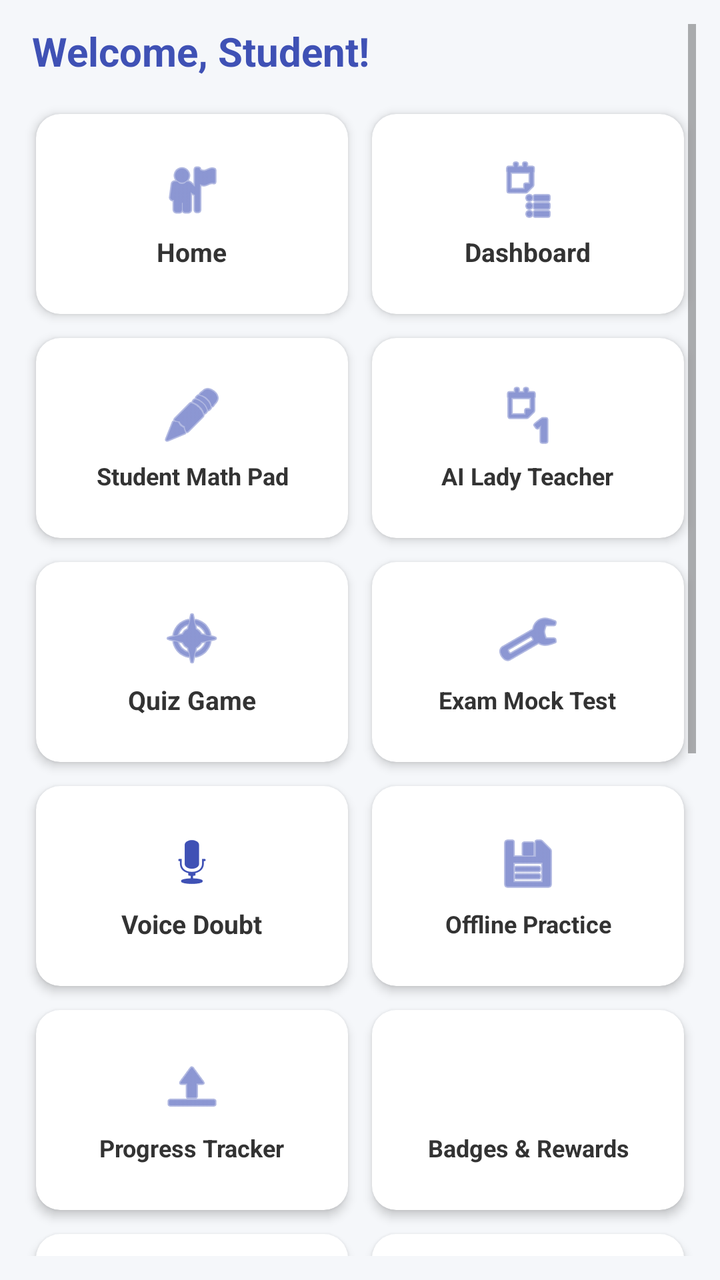
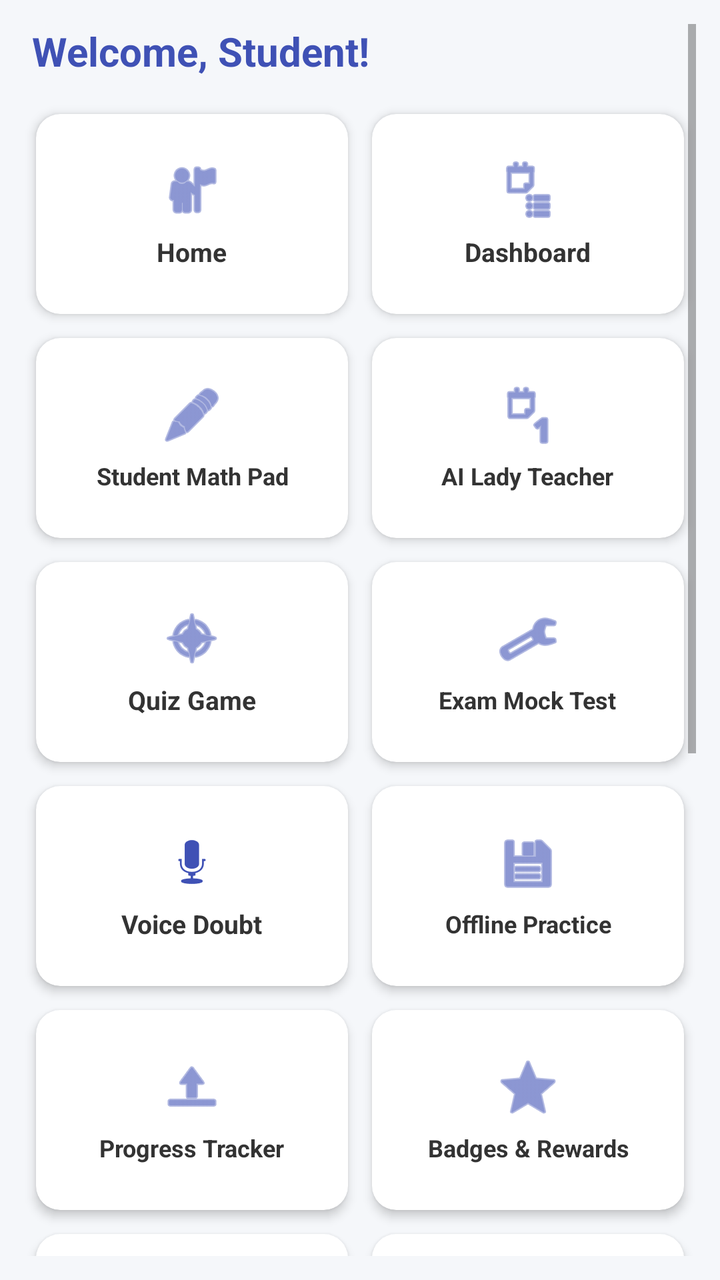

Compare the two renders of this Android layout. The source of the first and the diff that turns it into the second are given below.
<!-- AndroidManifest.xml: application theme Theme.AppCompat.Light.NoActionBar -->
<!-- res/layout/activity_main.xml -->
<?xml version="1.0" encoding="utf-8"?>
<ScrollView xmlns:android="http://schemas.android.com/apk/res/android"
    xmlns:app="http://schemas.android.com/apk/res-auto"
    android:layout_width="match_parent"
    android:layout_height="match_parent"
    android:padding="12dp"
    android:background="#F5F7FA">

    <LinearLayout
        android:layout_width="match_parent"
        android:layout_height="wrap_content"
        android:orientation="vertical">

        
        <TextView
            android:id="@+id/tvWelcome"
            android:layout_width="match_parent"
            android:layout_height="wrap_content"
            android:text="Welcome, Student!"
            android:textSize="20sp"
            android:textStyle="bold"
            android:textColor="#3F51B5"
            android:layout_marginBottom="12dp"
            android:paddingStart="4dp"/>

        
        <GridLayout
            android:layout_width="match_parent"
            android:layout_height="wrap_content"
            android:columnCount="2"
            android:alignmentMode="alignMargins"
            android:columnOrderPreserved="false">

            
            <androidx.cardview.widget.CardView
                android:id="@+id/btnHome"
                android:layout_width="0dp"
                android:layout_height="100dp"
                android:layout_columnWeight="1"
                android:layout_margin="6dp"
                android:clickable="true"
                android:focusable="true"
                android:foreground="?attr/selectableItemBackground"
                app:cardCornerRadius="12dp"
                app:cardElevation="3dp"
                app:cardBackgroundColor="#FFFFFF">
                <LinearLayout android:layout_width="match_parent" android:layout_height="match_parent" android:gravity="center" android:orientation="vertical" android:padding="8dp">
                    <ImageView android:layout_width="32dp" android:layout_height="32dp" android:src="@android:drawable/ic_menu_myplaces" app:tint="#3F51B5" />
                    <TextView android:layout_width="wrap_content" android:layout_height="wrap_content" android:layout_marginTop="6dp" android:text="Home" android:textStyle="bold" android:textColor="#333333" android:textSize="13sp"/>
                </LinearLayout>
            </androidx.cardview.widget.CardView>

            
            <androidx.cardview.widget.CardView
                android:id="@+id/btnDashboard"
                android:layout_width="0dp"
                android:layout_height="100dp"
                android:layout_columnWeight="1"
                android:layout_margin="6dp"
                android:clickable="true"
                android:focusable="true"
                android:foreground="?attr/selectableItemBackground"
                app:cardCornerRadius="12dp"
                app:cardElevation="3dp"
                app:cardBackgroundColor="#FFFFFF">
                <LinearLayout android:layout_width="match_parent" android:layout_height="match_parent" android:gravity="center" android:orientation="vertical" android:padding="8dp">
                    <ImageView android:layout_width="32dp" android:layout_height="32dp" android:src="@android:drawable/ic_menu_agenda" app:tint="#3F51B5" />
                    <TextView android:layout_width="wrap_content" android:layout_height="wrap_content" android:layout_marginTop="6dp" android:text="Dashboard" android:textStyle="bold" android:textColor="#333333" android:textSize="13sp"/>
                </LinearLayout>
            </androidx.cardview.widget.CardView>

            
            <androidx.cardview.widget.CardView
                android:id="@+id/btnMathPad"
                android:layout_width="0dp"
                android:layout_height="100dp"
                android:layout_columnWeight="1"
                android:layout_margin="6dp"
                android:clickable="true"
                android:focusable="true"
                android:foreground="?attr/selectableItemBackground"
                app:cardCornerRadius="12dp"
                app:cardElevation="3dp"
                app:cardBackgroundColor="#FFFFFF">
                <LinearLayout android:layout_width="match_parent" android:layout_height="match_parent" android:gravity="center" android:orientation="vertical" android:padding="8dp">
                    <ImageView android:layout_width="32dp" android:layout_height="32dp" android:src="@android:drawable/ic_menu_edit" app:tint="#3F51B5" />
                    <TextView android:layout_width="wrap_content" android:layout_height="wrap_content" android:layout_marginTop="6dp" android:text="Student Math Pad" android:textStyle="bold" android:textColor="#333333" android:textSize="12sp" android:gravity="center"/>
                </LinearLayout>
            </androidx.cardview.widget.CardView>

            
            <androidx.cardview.widget.CardView
                android:id="@+id/btnAiTeacher"
                android:layout_width="0dp"
                android:layout_height="100dp"
                android:layout_columnWeight="1"
                android:layout_margin="6dp"
                android:clickable="true"
                android:focusable="true"
                android:foreground="?attr/selectableItemBackground"
                app:cardCornerRadius="12dp"
                app:cardElevation="3dp"
                app:cardBackgroundColor="#FFFFFF">
                <LinearLayout android:layout_width="match_parent" android:layout_height="match_parent" android:gravity="center" android:orientation="vertical" android:padding="8dp">
                    <ImageView android:layout_width="32dp" android:layout_height="32dp" android:src="@android:drawable/ic_menu_day" app:tint="#3F51B5" />
                    <TextView android:layout_width="wrap_content" android:layout_height="wrap_content" android:layout_marginTop="6dp" android:text="AI Lady Teacher" android:textStyle="bold" android:textColor="#333333" android:textSize="12sp" android:gravity="center"/>
                </LinearLayout>
            </androidx.cardview.widget.CardView>

            
            <androidx.cardview.widget.CardView
                android:id="@+id/btnQuiz"
                android:layout_width="0dp"
                android:layout_height="100dp"
                android:layout_columnWeight="1"
                android:layout_margin="6dp"
                android:clickable="true"
                android:focusable="true"
                android:foreground="?attr/selectableItemBackground"
                app:cardCornerRadius="12dp"
                app:cardElevation="3dp"
                app:cardBackgroundColor="#FFFFFF">
                <LinearLayout android:layout_width="match_parent" android:layout_height="match_parent" android:gravity="center" android:orientation="vertical" android:padding="8dp">
                    <ImageView android:layout_width="32dp" android:layout_height="32dp" android:src="@android:drawable/ic_menu_compass" app:tint="#3F51B5" />
                    <TextView android:layout_width="wrap_content" android:layout_height="wrap_content" android:layout_marginTop="6dp" android:text="Quiz Game" android:textStyle="bold" android:textColor="#333333" android:textSize="13sp"/>
                </LinearLayout>
            </androidx.cardview.widget.CardView>

            
            <androidx.cardview.widget.CardView
                android:id="@+id/btnExamMock"
                android:layout_width="0dp"
                android:layout_height="100dp"
                android:layout_columnWeight="1"
                android:layout_margin="6dp"
                android:clickable="true"
                android:focusable="true"
                android:foreground="?attr/selectableItemBackground"
                app:cardCornerRadius="12dp"
                app:cardElevation="3dp"
                app:cardBackgroundColor="#FFFFFF">
                <LinearLayout android:layout_width="match_parent" android:layout_height="match_parent" android:gravity="center" android:orientation="vertical" android:padding="8dp">
                    <ImageView android:layout_width="32dp" android:layout_height="32dp" android:src="@android:drawable/ic_menu_manage" app:tint="#3F51B5" />
                    <TextView android:layout_width="wrap_content" android:layout_height="wrap_content" android:layout_marginTop="6dp" android:text="Exam Mock Test" android:textStyle="bold" android:textColor="#333333" android:textSize="12sp" android:gravity="center"/>
                </LinearLayout>
            </androidx.cardview.widget.CardView>

            
            <androidx.cardview.widget.CardView
                android:id="@+id/btnVoiceDoubt"
                android:layout_width="0dp"
                android:layout_height="100dp"
                android:layout_columnWeight="1"
                android:layout_margin="6dp"
                android:clickable="true"
                android:focusable="true"
                android:foreground="?attr/selectableItemBackground"
                app:cardCornerRadius="12dp"
                app:cardElevation="3dp"
                app:cardBackgroundColor="#FFFFFF">
                <LinearLayout android:layout_width="match_parent" android:layout_height="match_parent" android:gravity="center" android:orientation="vertical" android:padding="8dp">
                    <ImageView android:layout_width="32dp" android:layout_height="32dp" android:src="@android:drawable/ic_btn_speak_now" app:tint="#3F51B5" />
                    <TextView android:layout_width="wrap_content" android:layout_height="wrap_content" android:layout_marginTop="6dp" android:text="Voice Doubt" android:textStyle="bold" android:textColor="#333333" android:textSize="13sp"/>
                </LinearLayout>
            </androidx.cardview.widget.CardView>

            
            <androidx.cardview.widget.CardView
                android:id="@+id/btnOffline"
                android:layout_width="0dp"
                android:layout_height="100dp"
                android:layout_columnWeight="1"
                android:layout_margin="6dp"
                android:clickable="true"
                android:focusable="true"
                android:foreground="?attr/selectableItemBackground"
                app:cardCornerRadius="12dp"
                app:cardElevation="3dp"
                app:cardBackgroundColor="#FFFFFF">
                <LinearLayout android:layout_width="match_parent" android:layout_height="match_parent" android:gravity="center" android:orientation="vertical" android:padding="8dp">
                    <ImageView android:layout_width="32dp" android:layout_height="32dp" android:src="@android:drawable/ic_menu_save" app:tint="#3F51B5" />
                    <TextView android:layout_width="wrap_content" android:layout_height="wrap_content" android:layout_marginTop="6dp" android:text="Offline Practice" android:textStyle="bold" android:textColor="#333333" android:textSize="12sp" android:gravity="center"/>
                </LinearLayout>
            </androidx.cardview.widget.CardView>

            
            <androidx.cardview.widget.CardView
                android:id="@+id/btnProgress"
                android:layout_width="0dp"
                android:layout_height="100dp"
                android:layout_columnWeight="1"
                android:layout_margin="6dp"
                android:clickable="true"
                android:focusable="true"
                android:foreground="?attr/selectableItemBackground"
                app:cardCornerRadius="12dp"
                app:cardElevation="3dp"
                app:cardBackgroundColor="#FFFFFF">
                <LinearLayout android:layout_width="match_parent" android:layout_height="match_parent" android:gravity="center" android:orientation="vertical" android:padding="8dp">
                    <ImageView android:layout_width="32dp" android:layout_height="32dp" android:src="@android:drawable/ic_menu_upload" app:tint="#3F51B5" />
                    <TextView android:layout_width="wrap_content" android:layout_height="wrap_content" android:layout_marginTop="6dp" android:text="Progress Tracker" android:textStyle="bold" android:textColor="#333333" android:textSize="12sp" android:gravity="center"/>
                </LinearLayout>
            </androidx.cardview.widget.CardView>

            
            <androidx.cardview.widget.CardView
                android:id="@+id/btnBadges"
                android:layout_width="0dp"
                android:layout_height="100dp"
                android:layout_columnWeight="1"
                android:layout_margin="6dp"
                android:clickable="true"
                android:focusable="true"
                android:foreground="?attr/selectableItemBackground"
                app:cardCornerRadius="12dp"
                app:cardElevation="3dp"
                app:cardBackgroundColor="#FFFFFF">
                <LinearLayout android:layout_width="match_parent" android:layout_height="match_parent" android:gravity="center" android:orientation="vertical" android:padding="8dp">
                    <ImageView android:layout_width="32dp" android:layout_height="32dp" android:src="@android:drawable/ic_menu_award" app:tint="#3F51B5" />
                    <TextView android:layout_width="wrap_content" android:layout_height="wrap_content" android:layout_marginTop="6dp" android:text="Badges &amp; Rewards" android:textStyle="bold" android:textColor="#333333" android:textSize="12sp" android:gravity="center"/>
                </LinearLayout>
            </androidx.cardview.widget.CardView>

            
            <androidx.cardview.widget.CardView
                android:id="@+id/btnDailyChallenge"
                android:layout_width="0dp"
                android:layout_height="100dp"
                android:layout_columnWeight="1"
                android:layout_margin="6dp"
                android:clickable="true"
                android:focusable="true"
                android:foreground="?attr/selectableItemBackground"
                app:cardCornerRadius="12dp"
                app:cardElevation="3dp"
                app:cardBackgroundColor="#FFFFFF">
                <LinearLayout android:layout_width="match_parent" android:layout_height="match_parent" android:gravity="center" android:orientation="vertical" android:padding="8dp">
                    <ImageView android:layout_width="32dp" android:layout_height="32dp" android:src="@android:drawable/ic_menu_today" app:tint="#3F51B5" />
                    <TextView android:layout_width="wrap_content" android:layout_height="wrap_content" android:layout_marginTop="6dp" android:text="Daily Challenge" android:textStyle="bold" android:textColor="#333333" android:textSize="12sp" android:gravity="center"/>
                </LinearLayout>
            </androidx.cardview.widget.CardView>

            
            <androidx.cardview.widget.CardView
                android:id="@+id/btnCalculator"
                android:layout_width="0dp"
                android:layout_height="100dp"
                android:layout_columnWeight="1"
                android:layout_margin="6dp"
                android:clickable="true"
                android:focusable="true"
                android:foreground="?attr/selectableItemBackground"
                app:cardCornerRadius="12dp"
                app:cardElevation="3dp"
                app:cardBackgroundColor="#FFFFFF">
                <LinearLayout android:layout_width="match_parent" android:layout_height="match_parent" android:gravity="center" android:orientation="vertical" android:padding="8dp">
                    <ImageView android:layout_width="32dp" android:layout_height="32dp" android:src="@android:drawable/ic_calculator_complex" app:tint="#3F51B5" />
                    <TextView android:layout_width="wrap_content" android:layout_height="wrap_content" android:layout_marginTop="6dp" android:text="Math Calculator" android:textStyle="bold" android:textColor="#333333" android:textSize="12sp" android:gravity="center"/>
                </LinearLayout>
            </androidx.cardview.widget.CardView>

            
            <androidx.cardview.widget.CardView
                android:id="@+id/btnWhatsapp"
                android:layout_width="0dp"
                android:layout_height="100dp"
                android:layout_columnWeight="1"
                android:layout_margin="6dp"
                android:clickable="true"
                android:focusable="true"
                android:foreground="?attr/selectableItemBackground"
                app:cardCornerRadius="12dp"
                app:cardElevation="3dp"
                app:cardBackgroundColor="#FFFFFF">
                <LinearLayout android:layout_width="match_parent" android:layout_height="match_parent" android:gravity="center" android:orientation="vertical" android:padding="8dp">
                    <ImageView android:layout_width="32dp" android:layout_height="32dp" android:src="@android:drawable/ic_menu_send" app:tint="#25D366" />
                    <TextView android:layout_width="wrap_content" android:layout_height="wrap_content" android:layout_marginTop="6dp" android:text="WhatsApp Doubt" android:textStyle="bold" android:textColor="#333333" android:textSize="12sp" android:gravity="center"/>
                </LinearLayout>
            </androidx.cardview.widget.CardView>

            
            <androidx.cardview.widget.CardView
                android:id="@+id/btnCall"
                android:layout_width="0dp"
                android:layout_height="100dp"
                android:layout_columnWeight="1"
                android:layout_margin="6dp"
                android:clickable="true"
                android:focusable="true"
                android:foreground="?attr/selectableItemBackground"
                app:cardCornerRadius="12dp"
                app:cardElevation="3dp"
                app:cardBackgroundColor="#FFFFFF">
                <LinearLayout android:layout_width="match_parent" android:layout_height="match_parent" android:gravity="center" android:orientation="vertical" android:padding="8dp">
                    <ImageView android:layout_width="32dp" android:layout_height="32dp" android:src="@android:drawable/ic_menu_call" app:tint="#4CAF50" />
                    <TextView android:layout_width="wrap_content" android:layout_height="wrap_content" android:layout_marginTop="6dp" android:text="Call Teacher" android:textStyle="bold" android:textColor="#333333" android:textSize="12sp" android:gravity="center"/>
                </LinearLayout>
            </androidx.cardview.widget.CardView>

            
            <androidx.cardview.widget.CardView
                android:id="@+id/btnShare"
                android:layout_width="0dp"
                android:layout_height="100dp"
                android:layout_columnWeight="1"
                android:layout_margin="6dp"
                android:clickable="true"
                android:focusable="true"
                android:foreground="?attr/selectableItemBackground"
                app:cardCornerRadius="12dp"
                app:cardElevation="3dp"
                app:cardBackgroundColor="#FFFFFF">
                <LinearLayout android:layout_width="match_parent" android:layout_height="match_parent" android:gravity="center" android:orientation="vertical" android:padding="8dp">
                    <ImageView android:layout_width="32dp" android:layout_height="32dp" android:src="@android:drawable/ic_menu_share" app:tint="#3F51B5" />
                    <TextView android:layout_width="wrap_content" android:layout_height="wrap_content" android:layout_marginTop="6dp" android:text="Share App" android:textStyle="bold" android:textColor="#333333" android:textSize="13sp"/>
                </LinearLayout>
            </androidx.cardview.widget.CardView>

        </GridLayout>

        
        <Switch
            android:id="@+id/switchDarkMode"
            android:layout_width="match_parent"
            android:layout_height="wrap_content"
            android:text="Dark Mode (இரவு முறை)"
            android:textSize="16sp"
            android:padding="14dp"
            android:layout_marginTop="12dp"
            android:layout_marginBottom="8dp"
            android:background="#FFFFFF" />

        
        <Button 
            android:id="@+id/btnLogout" 
            android:layout_width="match_parent" 
            android:layout_height="wrap_content" 
            android:text="Logout" 
            android:backgroundTint="#D32F2F" 
            android:textColor="#FFFFFF"
            android:layout_marginBottom="16dp"/>

    </LinearLayout>
</ScrollView>
<!-- resources referenced by this layout -->
<resources>

</resources>

<!-- the commit's change to res/layout/activity_main.xml (unified diff, before → after) -->
@@ -216,7 +216,7 @@
                 app:cardElevation="3dp"
                 app:cardBackgroundColor="#FFFFFF">
                 <LinearLayout android:layout_width="match_parent" android:layout_height="match_parent" android:gravity="center" android:orientation="vertical" android:padding="8dp">
-                    <ImageView android:layout_width="32dp" android:layout_height="32dp" android:src="@android:drawable/ic_menu_award" app:tint="#3F51B5" />
+                    <ImageView android:layout_width="32dp" android:layout_height="32dp" android:src="@android:drawable/ic_menu_star" app:tint="#3F51B5" />
                     <TextView android:layout_width="wrap_content" android:layout_height="wrap_content" android:layout_marginTop="6dp" android:text="Badges &amp; Rewards" android:textStyle="bold" android:textColor="#333333" android:textSize="12sp" android:gravity="center"/>
                 </LinearLayout>
             </androidx.cardview.widget.CardView>
@@ -254,7 +254,7 @@
                 app:cardElevation="3dp"
                 app:cardBackgroundColor="#FFFFFF">
                 <LinearLayout android:layout_width="match_parent" android:layout_height="match_parent" android:gravity="center" android:orientation="vertical" android:padding="8dp">
-                    <ImageView android:layout_width="32dp" android:layout_height="32dp" android:src="@android:drawable/ic_calculator_complex" app:tint="#3F51B5" />
+                    <ImageView android:layout_width="32dp" android:layout_height="32dp" android:src="@android:drawable/ic_menu_sort_by_size" app:tint="#3F51B5" />
                     <TextView android:layout_width="wrap_content" android:layout_height="wrap_content" android:layout_marginTop="6dp" android:text="Math Calculator" android:textStyle="bold" android:textColor="#333333" android:textSize="12sp" android:gravity="center"/>
                 </LinearLayout>
             </androidx.cardview.widget.CardView>
